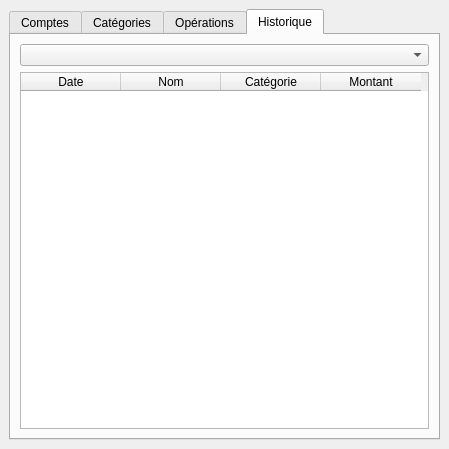
First picture: the form in mainwindow.ui, repository Salma803/QFinance2, before the edit.
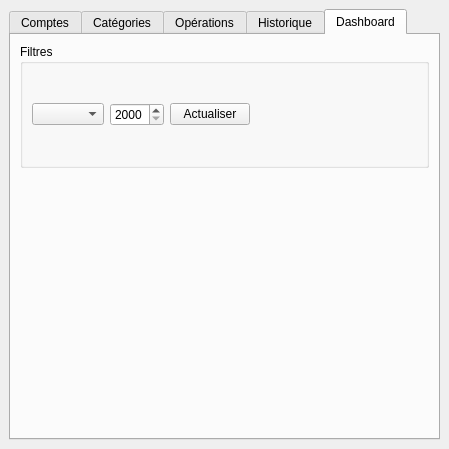
Second picture: the form after the edit. The open tabs and pages were chosen to show the change. Custom widgets are drawn as their Qt base class.

Commit message: ajout dashboard, modifier inplace operation, supprimer categorie et operation

Patch:
```diff
--- a/mainwindow.ui
+++ b/mainwindow.ui
@@ -269,6 +269,88 @@
           </column>
          </widget>
         </item>
+        <item>
+         <layout class="QHBoxLayout">
+          <item>
+           <widget class="QPushButton" name="btnSupprimerOperation">
+            <property name="text">
+             <string>Supprimer l'opération</string>
+            </property>
+            <property name="enabled">
+             <bool>false</bool>
+            </property>
+           </widget>
+          </item>
+          <item>
+           <spacer>
+            <property name="orientation">
+             <enum>Qt::Horizontal</enum>
+            </property>
+            <property name="sizeHint" stdset="0">
+             <size>
+              <width>40</width>
+              <height>20</height>
+             </size>
+            </property>
+           </spacer>
+          </item>
+         </layout>
+        </item>
+       </layout>
+      </widget>
+      <widget class="QWidget" name="tabDashboard">
+       <attribute name="title">
+        <string>Dashboard</string>
+       </attribute>
+       <layout class="QVBoxLayout" name="verticalLayoutDashboard">
+        <item>
+         <widget class="QGroupBox" name="groupFiltres">
+          <property name="title">
+           <string>Filtres</string>
+          </property>
+          <layout class="QHBoxLayout" name="horizontalLayoutFiltres">
+           <item>
+            <widget class="QComboBox" name="comboMois"/>
+           </item>
+           <item>
+            <widget class="QSpinBox" name="spinAnnee">
+             <property name="minimum">
+              <number>2000</number>
+             </property>
+             <property name="maximum">
+              <number>2100</number>
+             </property>
+            </widget>
+           </item>
+           <item>
+            <widget class="QPushButton" name="btnActualiser">
+             <property name="text">
+              <string>Actualiser</string>
+             </property>
+            </widget>
+           </item>
+           <item>
+            <spacer name="horizontalSpacerFiltres">
+             <property name="orientation">
+              <enum>Qt::Horizontal</enum>
+             </property>
+             <property name="sizeHint" stdset="0">
+              <size>
+               <width>40</width>
+               <height>20</height>
+              </size>
+             </property>
+            </spacer>
+           </item>
+          </layout>
+         </widget>
+        </item>
+        <item>
+         <widget class="QChartView" name="chartDepensesParCategorie" native="true"/>
+        </item>
+        <item>
+         <widget class="QChartView" name="chartRevenusVsDepenses" native="true"/>
+        </item>
        </layout>
       </widget>
      </widget>
@@ -276,6 +358,13 @@
    </layout>
   </widget>
  </widget>
+ <customwidgets>
+  <customwidget>
+   <class>QChartView</class>
+   <extends>QWidget</extends>
+   <header>qchartview.h</header>
+  </customwidget>
+ </customwidgets>
  <resources/>
  <connections/>
 </ui>
```
Left out of the diff: 14 changed lines with no effect on the pictures. The commit also changes 1179 other files.
